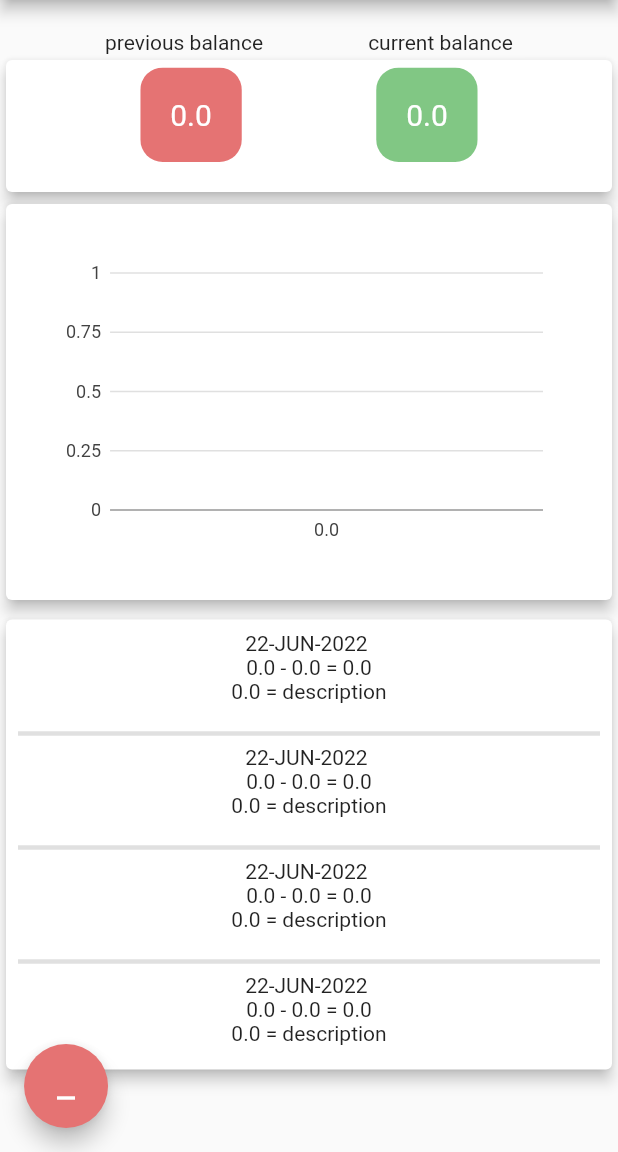
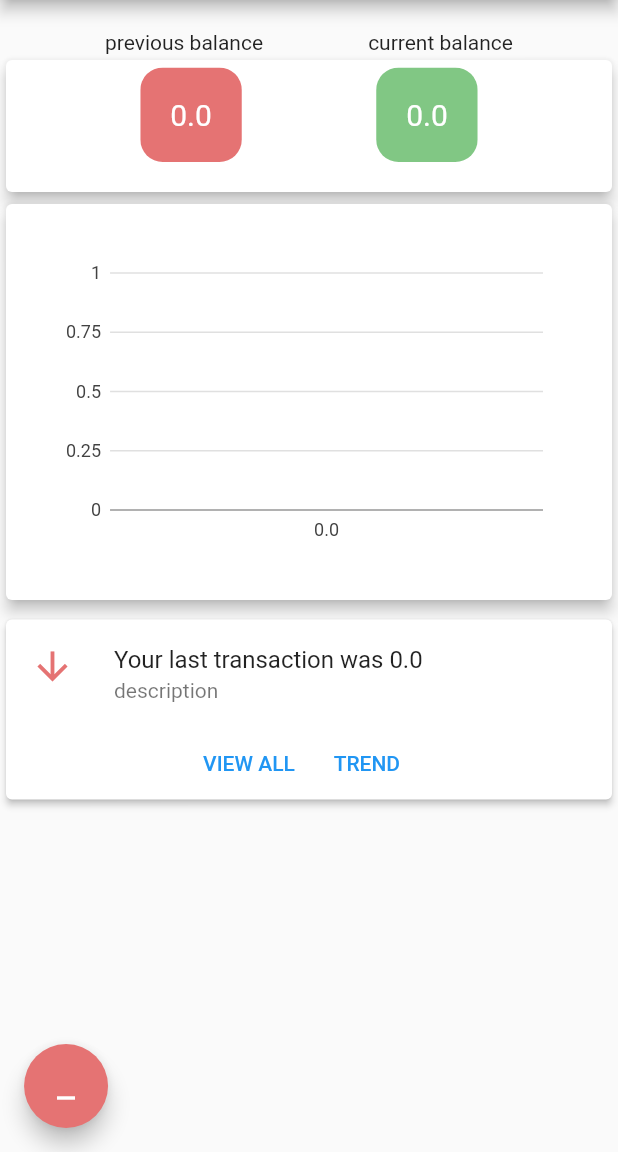
Before and after one commit to Petar81/Track-Bank-Expenses, a Flutter app: the screen it shows after launch, on a phone screen of 412 x 824 dp, the part 84-1236 px from its top. Run offline on Flutter 3.47's test engine with Material 2 defaults, Android fonts, the phone set to English and light mode, and no system bars; our stand-ins replace charts_flutter, firebase_core, firebase_database; accounts and stored records are empty.

Commit message:
replace listView with listTile in the main screen

```diff
--- a/lib/screens/balance_overview.dart
+++ b/lib/screens/balance_overview.dart
@@ -167,54 +167,86 @@ class _BalanceOverviewState extends State<BalanceOverview> {
           const Padding(
             padding: EdgeInsets.only(top: 5),
           ),
+          // Card(
+          //   elevation: 4,
+          //   child: SizedBox(
+          //     height: 300,
+          //     child: ListView.separated(
+          //       padding: const EdgeInsets.all(8),
+          //       itemCount: entries.length,
+          //       itemBuilder: (BuildContext context, int index) {
+          //         return SizedBox(
+          //           height: 60,
+          //           //color: Colors.amber.shade300,
+          //           child: Column(
+          //             children: <Widget>[
+          //               Row(
+          //                 mainAxisAlignment: MainAxisAlignment.center,
+          //                 children: const <Widget>[
+          //                   Center(
+          //                     child: Text('22-JUN-2022 '),
+          //                   ),
+          //                 ],
+          //               ),
+          //               Row(
+          //                 mainAxisAlignment: MainAxisAlignment.center,
+          //                 children: <Widget>[
+          //                   Center(
+          //                     child: Text(
+          //                         '$showPreviousBalance - $transactionAmount = $showCurrentBalance'),
+          //                   ),
+          //                 ],
+          //               ),
+          //               Row(
+          //                 mainAxisAlignment: MainAxisAlignment.center,
+          //                 children: <Widget>[
+          //                   Center(
+          //                     child:
+          //                         Text('$transactionAmount = $showDescription'),
+          //                   ),
+          //                 ],
+          //               ),
+          //             ],
+          //           ),
+          //         );
+          //       },
+          //       separatorBuilder: (BuildContext context, int index) =>
+          //           const Divider(
+          //         thickness: 3,
+          //       ),
+          //     ),
+          //   ),
+          // ),
           Card(
-            elevation: 4,
-            child: SizedBox(
-              height: 300,
-              child: ListView.separated(
-                padding: const EdgeInsets.all(8),
-                itemCount: entries.length,
-                itemBuilder: (BuildContext context, int index) {
-                  return SizedBox(
-                    height: 60,
-                    //color: Colors.amber.shade300,
+            elevation: 2,
             child: Column(
+              mainAxisSize: MainAxisSize.min,
               children: <Widget>[
-                        Row(
-                          mainAxisAlignment: MainAxisAlignment.center,
-                          children: const <Widget>[
-                            Center(
-                              child: Text('22-JUN-2022 '),
+                ListTile(
+                  leading: Icon(
+                    Icons.arrow_downward,
+                    color: Colors.red.shade300,
+                    size: 30,
                   ),
-                          ],
+                  title: Text('Your last transaction was $transactionAmount'),
+                  subtitle: Text(showDescription),
                 ),
                 Row(
                   mainAxisAlignment: MainAxisAlignment.center,
                   children: <Widget>[
-                            Center(
-                              child: Text(
-                                  '$showPreviousBalance - $transactionAmount = $showCurrentBalance'),
+                    TextButton(
+                      child: const Text('VIEW ALL'),
+                      onPressed: () {/* ... */},
                     ),
-                          ],
+                    const SizedBox(width: 8),
+                    TextButton(
+                      child: const Text('TREND'),
+                      onPressed: () {/* ... */},
                     ),
-                        Row(
-                          mainAxisAlignment: MainAxisAlignment.center,
-                          children: <Widget>[
-                            Center(
-                              child:
-                                  Text('$transactionAmount = $showDescription'),
-                            ),
+                    const SizedBox(width: 8),
                   ],
                 ),
               ],
-                    ),
-                  );
-                },
-                separatorBuilder: (BuildContext context, int index) =>
-                    const Divider(
-                  thickness: 3,
-                ),
-              ),
             ),
           ),
         ],
```
Lines whose indentation alone changed are shown as unchanged.
